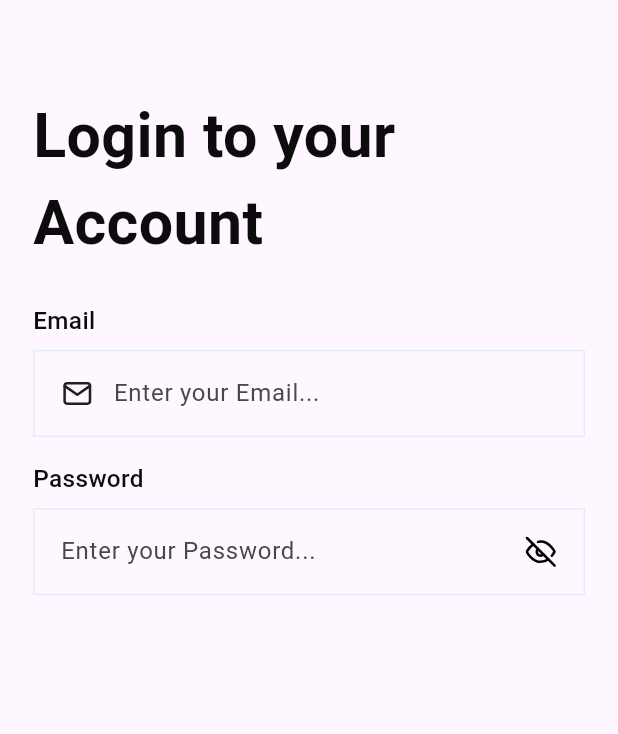
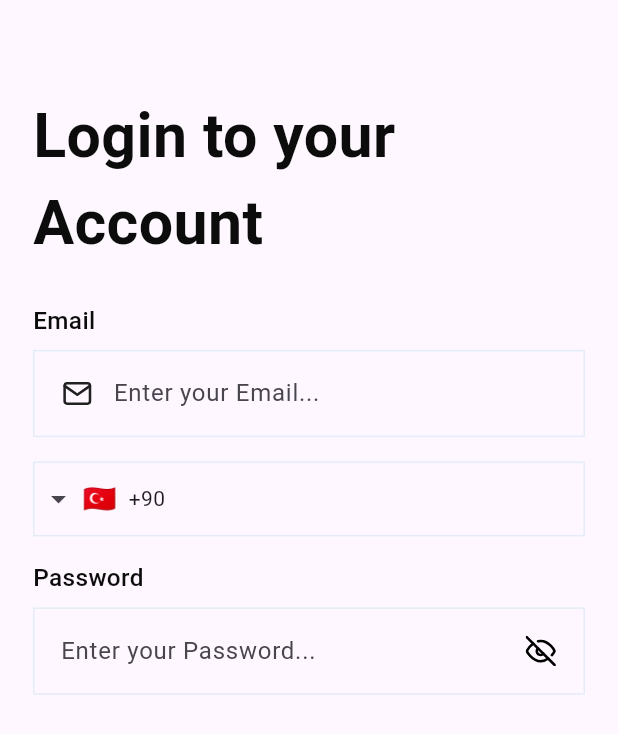
Before and after one commit to taskinnasif144/joura_pothole, a Flutter app: the SignInScreen screen opened by its route, on a phone screen of 412 x 824 dp. Shown: the top 734 px of the screen. Run offline on Flutter 3.47's test engine with Material 3 defaults, Android fonts, the phone set to English and light mode, and no system bars; drawn by our look-alikes of intl_phone_field; our stand-ins replace dots_indicator, flutter_screenutil, flutter_svg, get, google_fonts.

Commit message:
add: enhance sign-in screen with email, password, and phone input fields; update AuthController to manage new inputs

```diff
--- a/lib/controller/auth_controller.dart
+++ b/lib/controller/auth_controller.dart
@@ -2,13 +2,21 @@ import 'package:flutter/cupertino.dart';
 import 'package:get/get.dart';
 
 class AuthController extends GetxController {
-  // On Boarding Screen
+  // =============>>>>>>>>> On Boarding Screen <<<<<<<<<<<=================
   final PageController onBoardingPageController = PageController();
   RxInt onBoardingCurrentIndex = 0.obs;
+
+  // =============>>>>>>>>> Sign in Screen <<<<<<<<<<<=================
+  final TextEditingController emailController = TextEditingController();
+  final TextEditingController passwordController = TextEditingController();
+  final TextEditingController phoneController = TextEditingController();
 
   @override
   void onClose() {
     onBoardingPageController.dispose();
+    emailController.dispose();
+    passwordController.dispose();
+    phoneController.dispose();
     super.onClose();
   }
 }
--- a/lib/core/components/custom_input_field.dart
+++ b/lib/core/components/custom_input_field.dart
@@ -10,6 +10,7 @@ import 'package:joura_pothole/core/helpers/input_validators.dart';
 class CustomInputField extends StatelessWidget {
   CustomInputField({
     super.key,
+    required this.controller,
     this.isEmail = false,
     this.isPassword = false,
     this.title,
@@ -22,6 +23,7 @@ class CustomInputField extends StatelessWidget {
   final bool isPassword;
   final String? prefixIcon;
   final int maxLines;
+  final TextEditingController controller;
 
   // To track obscure and unobsure state of password text
   final RxBool isObscure = true.obs;
--- a/lib/view/auth/sign_in_screen.dart
+++ b/lib/view/auth/sign_in_screen.dart
@@ -1,12 +1,16 @@
 import 'package:flutter/material.dart';
 import 'package:flutter_screenutil/flutter_screenutil.dart';
 import 'package:get/get.dart';
+import 'package:joura_pothole/controller/auth_controller.dart';
 import 'package:joura_pothole/core/components/custom_input_field.dart';
+import 'package:joura_pothole/core/components/custom_phone_input_field.dart';
 import 'package:joura_pothole/core/constants/app_fonts.dart';
 import 'package:joura_pothole/core/constants/svg_icons.dart';
 
 class SignInScreen extends StatelessWidget {
-  const SignInScreen({super.key});
+  SignInScreen({super.key});
+
+  final AuthController authController = Get.find<AuthController>();
 
   @override
   Widget build(BuildContext context) {
@@ -25,12 +29,21 @@ class SignInScreen extends StatelessWidget {
                     Text("Login to your Account", style: AppFonts.titleLarge),
                     SizedBox(height: 24.h),
                     CustomInputField(
+                      controller: authController.emailController,
                       title: "Email",
                       isEmail: true,
                       prefixIcon: SvgIcons.mail,
                     ),
                     SizedBox(height: 16.h),
-                    CustomInputField(isPassword: true, title: "Password"),
+                    CustomPhoneInputField(
+                      controller: authController.phoneController,
+                    ),
+                    SizedBox(height: 16.h),
+                    CustomInputField(
+                      controller: authController.passwordController,
+                      isPassword: true,
+                      title: "Password",
+                    ),
                   ],
                 ),
               ),
```
